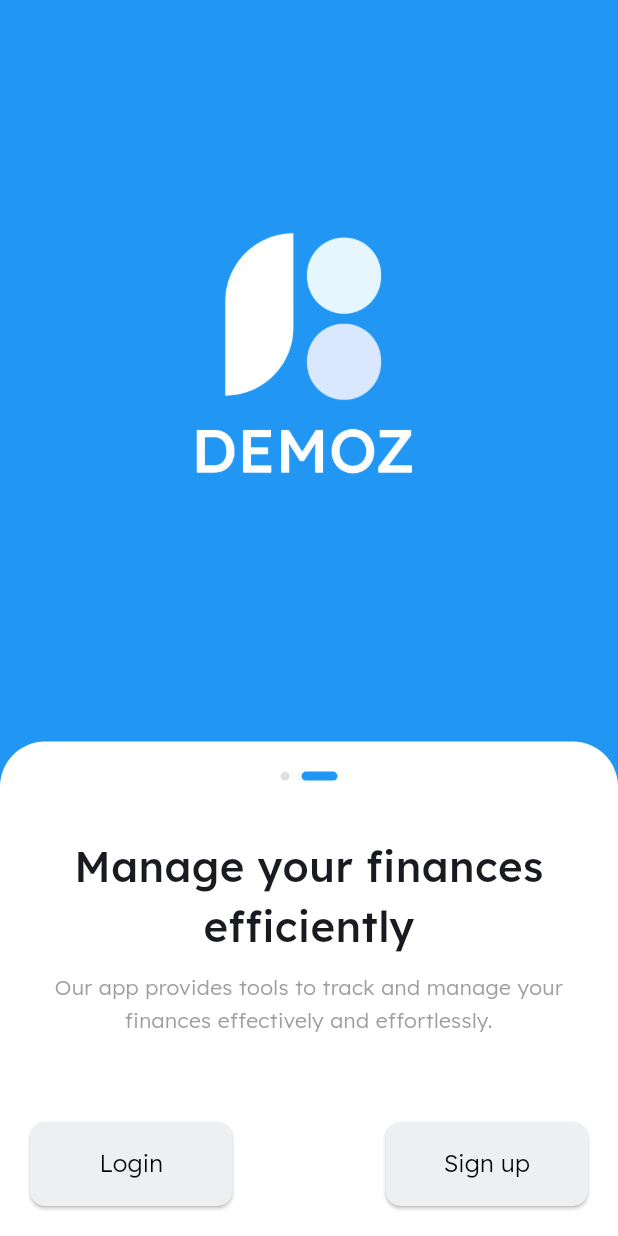
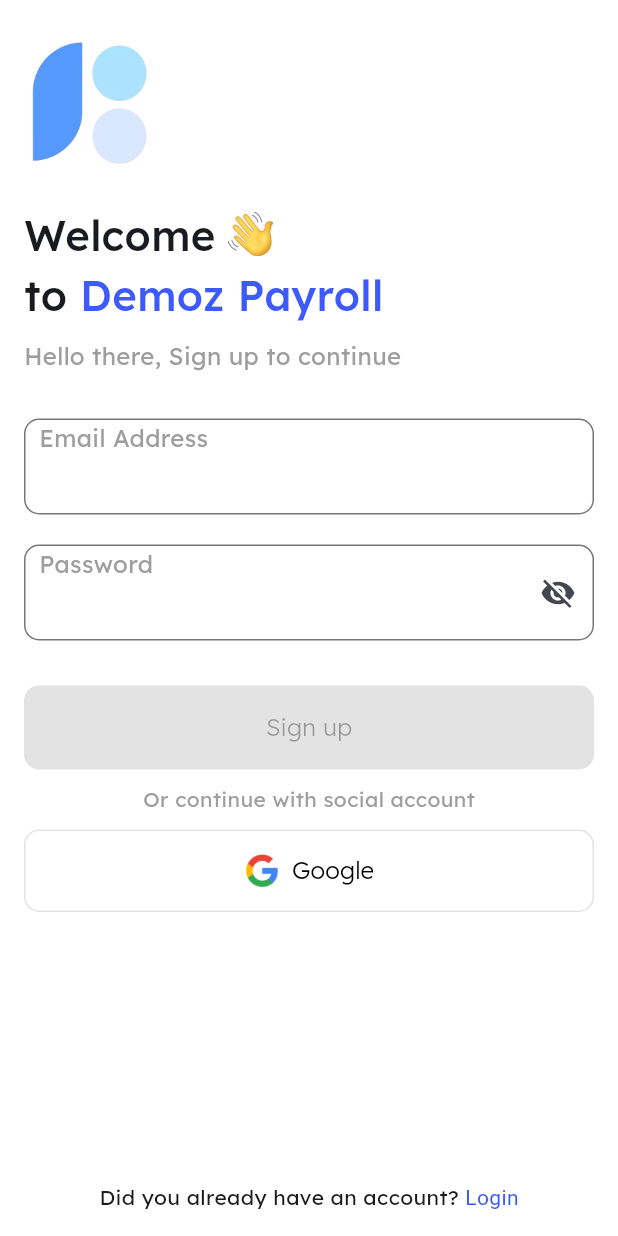
Before and after one commit to sammysamuti/demoz, a Flutter app: the screen it shows after launch, after a tap on "Login", on a phone screen of 412 x 824 dp. Run offline on Flutter 3.47's test engine with Material 3 defaults, Android fonts, the phone set to English and light mode, and no system bars; our stand-ins replace flutter_screenutil, get, get_storage; generated files the repository leaves out were written again.

Commit message:
Added: login page done

```diff
--- a/lib/core/constants.dart
+++ b/lib/core/constants.dart
@@ -5,7 +5,7 @@
   static const Color secondaryColor = Color(0xFF00C853); // dark green color
   static const Color lightgreen = Color(0xFF76FF03); // light green color
   static const Color red = Color(0xFFFF5252); // red color
-  static const Color lightblue = Color(0xFF3D5AFE); // lighter blue color
+  static const Color darkblue = Color(0xFF3D5AFE); // lighter blue color
   static const Color greycolor = Color(0xFF9E9E9E); // grey color
   static const Color backgroundColor = Color(0xFFF5F5F5); // light grey color
   static const Color accentColor = Color(0xFF448AFF); // light blue accent color
--- a/lib/routes.dart
+++ b/lib/routes.dart
@@ -1,8 +1,10 @@
+import 'package:demoz/views/auth/login_page.dart';
 import 'package:demoz/views/screens/splash_screen.dart';
 import 'package:flutter/material.dart';
 
 Map<String, WidgetBuilder> getRoutes() {
   return {
     SplashScreen.route: (context) => SplashScreen(),
+    LoginPage.route: (context) => LoginPage(),
   };
 }
--- /dev/null
+++ b/lib/views/auth/login_page.dart
@@ -0,0 +1,347 @@
+import 'package:flutter/material.dart';
+import 'package:demoz/core/constants.dart';
+
+class LoginPage extends StatefulWidget {
+  static String route = 'login-page';
+
+  @override
+  _LoginPageState createState() => _LoginPageState();
+}
+
+class _LoginPageState extends State<LoginPage> {
+  bool _obscurePassword = true;
+  final _formKey = GlobalKey<FormState>();
+  bool _emailTouched = false;
+  bool _passwordTouched = false;
+  TextEditingController _emailController = TextEditingController();
+  TextEditingController _passwordController = TextEditingController();
+  String? _emailError;
+  String? _passwordError;
+
+  @override
+  void initState() {
+    super.initState();
+    _emailController.addListener(() {
+      setState(() {
+        _emailTouched = true;
+        _validateEmail();
+      });
+    });
+    _passwordController.addListener(() {
+      setState(() {
+        _passwordTouched = true;
+        _validatePassword();
+      });
+    });
+  }
+
+  @override
+  void dispose() {
+    _emailController.dispose();
+    _passwordController.dispose();
+    super.dispose();
+  }
+
+  void _validateEmail() {
+    final email = _emailController.text;
+    if (_emailTouched) {
+      if (email.isEmpty) {
+        _emailError = 'Please enter your email';
+      } else if (!RegExp(r'^[^@]+@[^@]+\.[^@]+').hasMatch(email)) {
+        _emailError = 'Please enter a valid email address';
+      } else {
+        _emailError = null;
+      }
+    }
+  }
+
+  void _validatePassword() {
+    final password = _passwordController.text;
+    if (_passwordTouched) {
+      if (password.isEmpty) {
+        _passwordError = 'Please enter your password';
+      } else if (password.length < 6) {
+        _passwordError = 'Password must be at least 6 characters long';
+      } else {
+        _passwordError = null;
+      }
+    }
+  }
+
+  bool get _isFormValid {
+    return _emailError == null &&
+        _passwordError == null &&
+        _emailController.text.isNotEmpty &&
+        _passwordController.text.isNotEmpty;
+  }
+
+  @override
+  Widget build(BuildContext context) {
+    return Scaffold(
+      body: Column(
+        children: [
+          Expanded(
+            child: Padding(
+              padding: const EdgeInsets.all(16.0),
+              child: Form(
+                key: _formKey,
+                child: Column(
+                  crossAxisAlignment: CrossAxisAlignment.start,
+                  children: [
+                    Align(
+                      alignment: Alignment.topLeft,
+                      child: Container(
+                        height: 100,
+                        child: Image.asset(
+                          'assets/images/logo.png',
+                          fit: BoxFit.contain,
+                        ),
+                      ),
+                    ),
+                    SizedBox(height: 20),
+                    Row(
+                      children: [
+                        Text(
+                          'Welcome',
+                          style: TextStyle(
+                              fontSize: 28, fontWeight: FontWeight.w500),
+                        ),
+                        SizedBox(width: 8),
+                        Container(
+                          width: 30,
+                          height: 30,
+                          child: Image.asset(
+                            'assets/images/hi.png',
+                            fit: BoxFit.contain,
+                          ),
+                        ),
+                      ],
+                    ),
+                    Row(
+                      children: [
+                        Text(
+                          'to',
+                          style: TextStyle(
+                            fontSize: 28,
+                            fontWeight: FontWeight.w500,
+                          ),
+                        ),
+                        Text(
+                          ' Demoz Payroll',
+                          style: TextStyle(
+                            fontSize: 28,
+                            fontWeight: FontWeight.w500,
+                            color: AppConstants.darkblue,
+                          ),
+                        ),
+                      ],
+                    ),
+                    SizedBox(height: 10),
+                    Text(
+                      'Hello there, Sign up to continue',
+                      style: TextStyle(fontSize: 16, color: Colors.grey),
+                    ),
+                    SizedBox(height: 30),
+                    Stack(
+                      children: [
+                        TextFormField(
+                          controller: _emailController,
+                          decoration: InputDecoration(
+                            labelText: null,
+                            hintStyle: TextStyle(
+                              color: Colors.grey,
+                              fontSize: 16,
+                            ),
+                            contentPadding: EdgeInsets.symmetric(
+                                vertical: 20, horizontal: 10),
+                            border: OutlineInputBorder(
+                              borderRadius: BorderRadius.circular(10),
+                              borderSide: BorderSide(
+                                color: Colors.grey,
+                              ),
+                            ),
+                            focusedBorder: OutlineInputBorder(
+                              borderRadius: BorderRadius.circular(10),
+                              borderSide: BorderSide(
+                                color: Colors.blue,
+                                width: 2.0,
+                              ),
+                            ),
+                            errorText: _emailError,
+                          ),
+                          onChanged: (value) {
+                            _validateEmail();
+                          },
+                          style: TextStyle(
+                            fontSize: 16,
+                          ),
+                        ),
+                        Positioned(
+                          left: 10,
+                          top: 2,
+                          child: Text(
+                            'Email Address',
+                            style: TextStyle(
+                              color: _emailController.text.isEmpty
+                                  ? Colors.grey
+                                  : Colors.blue,
+                              fontSize: 16,
+                            ),
+                          ),
+                        ),
+                      ],
+                    ),
+                    SizedBox(height: 20),
+                    Stack(
+                      children: [
+                        TextFormField(
+                          controller: _passwordController,
+                          obscureText: _obscurePassword,
+                          decoration: InputDecoration(
+                            labelText: null,
+                            errorText: _passwordError,
+                            contentPadding: EdgeInsets.symmetric(
+                                vertical: 20, horizontal: 10),
+                            border: OutlineInputBorder(
+                              borderRadius: BorderRadius.circular(10),
+                              borderSide: BorderSide(
+                                color: Colors.grey,
+                              ),
+                            ),
+                            focusedBorder: OutlineInputBorder(
+                              borderRadius: BorderRadius.circular(10),
+                              borderSide: BorderSide(
+                                color: Colors.blue,
+                                width: 2.0,
+                              ),
+                            ),
+                            suffixIcon: IconButton(
+                              icon: Icon(
+                                _obscurePassword
+                                    ? Icons.visibility_off
+                                    : Icons.visibility,
+                              ),
+                              onPressed: () {
+                                setState(() {
+                                  _obscurePassword = !_obscurePassword;
+                                });
+                              },
+                            ),
+                          ),
+                          onChanged: (value) {
+                            _validatePassword();
+                          },
+                          style: TextStyle(
+                            fontSize: 16,
+                          ),
+                        ),
+                        Positioned(
+                          left: 10,
+                          top: 2,
+                          child: Text(
+                            'Password',
+                            style: TextStyle(
+                              color: _passwordController.text.isEmpty
+                                  ? Colors.grey
+                                  : Colors.blue,
+                              fontSize: 16,
+                            ),
+                          ),
+                        ),
+                      ],
+                    ),
+                    SizedBox(height: 30),
+                    ElevatedButton(
+                      onPressed: _isFormValid
+                          ? () {
+                              Navigator.pushReplacementNamed(
+                                  context, 'next-page');
+                            }
+                          : null,
+                      child: Center(
+                        child: Text(
+                          'Sign up',
+                          style: TextStyle(
+                            fontSize: 16,
+                            fontWeight: FontWeight.w300,
+                          ),
+                        ),
+                      ),
+                      style: ElevatedButton.styleFrom(
+                        shape: RoundedRectangleBorder(
+                          borderRadius: BorderRadius.circular(10),
+                        ),
+                        minimumSize: Size(335, 56),
+                        backgroundColor: _isFormValid
+                            ? AppConstants.darkblue
+                            : Colors.grey.shade300,
+                        foregroundColor:
+                            _isFormValid ? Colors.white : Colors.grey.shade600,
+                      ),
+                    ),
+                    SizedBox(height: 10),
+                    Center(
+                      child: Text(
+                        'Or continue with social account',
+                        style: TextStyle(color: Colors.grey),
+                      ),
+                    ),
+                    SizedBox(height: 10),
+                    OutlinedButton.icon(
+                      onPressed: () {},
+                      icon: Container(
+                        width: 24,
+                        height: 24,
+                        child: Image.asset('assets/images/google.png',
+                            fit: BoxFit.contain),
+                      ),
+                      label: Text(
+                        'Google',
+                        style: TextStyle(
+                          fontSize: 16,
+                          fontWeight: FontWeight.w300,
+                        ),
+                      ),
+                      style: OutlinedButton.styleFrom(
+                        foregroundColor: Colors.black,
+                        side: BorderSide(
+                            color: const Color.fromARGB(255, 227, 227, 227),
+                            width: 1),
+                        shape: RoundedRectangleBorder(
+                          borderRadius: BorderRadius.circular(10),
+                        ),
+                        minimumSize: Size(double.infinity, 55),
+                        padding: EdgeInsets.symmetric(horizontal: 16),
+                      ),
+                    ),
+                    SizedBox(height: 20),
+                    Spacer(),
+                  ],
+                ),
+              ),
+            ),
+          ),
+          Padding(
+            padding: const EdgeInsets.all(16.0),
+            child: Center(
+              child: GestureDetector(
+                onTap: () {},
+                child: Text.rich(
+                  TextSpan(
+                    text: 'Did you already have an account? ',
+                    children: [
+                      TextSpan(
+                        text: 'Login',
+                        style: TextStyle(color: AppConstants.darkblue),
+                      ),
+                    ],
+                  ),
+                ),
+              ),
+            ),
+          ),
+        ],
+      ),
+    );
+  }
+}
--- a/lib/views/screens/onboarding_screen.dart
+++ b/lib/views/screens/onboarding_screen.dart
@@ -1,5 +1,6 @@
 import 'dart:async';
 import 'package:flutter/material.dart';
+import 'package:get/get.dart';
 
 class OnboardingScreen extends StatefulWidget {
   @override
@@ -18,7 +19,6 @@
   void initState() {
     super.initState();
     _pageController = PageController(initialPage: 0);
-
 
     _controller = AnimationController(
       duration: const Duration(seconds: 1),
@@ -64,6 +64,8 @@
           Expanded(
             flex: 3,
             child: Center(
+              child: Padding(
+                padding: const EdgeInsets.only(top: 200),
                 child: Column(
                   mainAxisAlignment: MainAxisAlignment.center,
                   children: [
@@ -72,6 +74,7 @@
                       height: 200,
                     ),
                   ],
+                ),
               ),
             ),
           ),
@@ -142,7 +145,9 @@
                             width: 135,
                             height: 56,
                             child: ElevatedButton(
-                              onPressed: () {},
+                              onPressed: () {
+                                Get.toNamed('login-page');
+                              },
                               child: Text(
                                 'Login',
                                 style: TextStyle(
```
Also changed, not shown: assets/images/google.png (added). Lines whose indentation alone changed are shown as unchanged.
